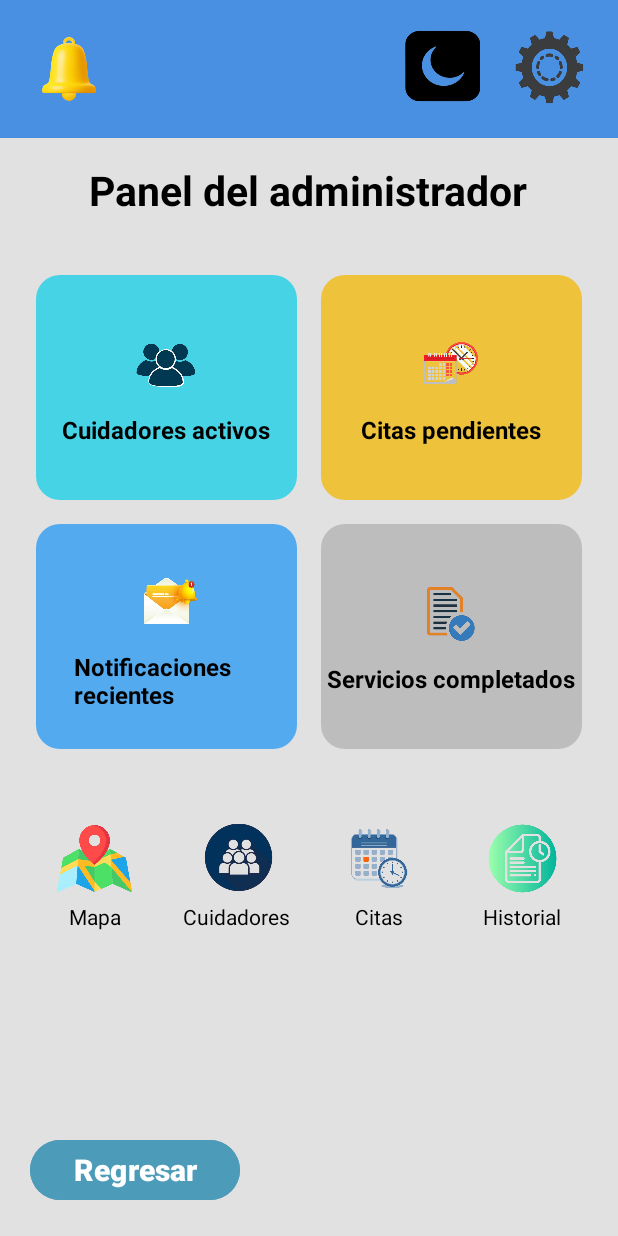
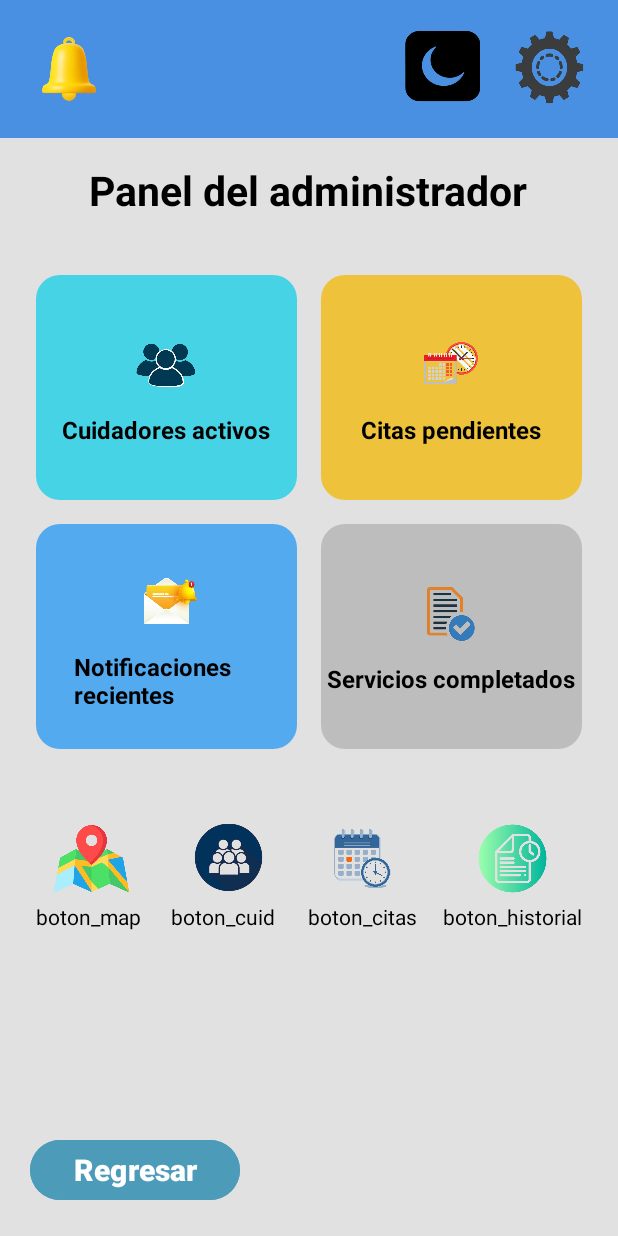
Before and after one commit to Aperlop2/APPGestor_CAPSA, an Android app: the layout gestion_administradores.xml on its own in the app's theme, with its tools: preview values and no code run, on a phone screen of 412 x 824 dp. Run offline under Robolectric (Android 15) with nearby library versions, the phone set to English and light mode, and no system bars.

Commit message:
Hice varios cambios asi como la implementacion de firebase en android studio

```diff
--- a/app/build.gradle.kts
+++ b/app/build.gradle.kts
@@ -5,12 +5,12 @@ plugins {
 
 android {
     namespace = "com.example.gestor_capsa"
-    compileSdk = 34
+    compileSdk = 35
 
     defaultConfig {
         applicationId = "com.example.gestor_capsa"
         minSdk = 33
-        targetSdk = 34
+        targetSdk = 35
         versionCode = 1
         versionName = "1.0"
 
--- a/app/src/main/AndroidManifest.xml
+++ b/app/src/main/AndroidManifest.xml
@@ -11,7 +11,7 @@
         android:roundIcon="@mipmap/ic_launcher_round"
         android:supportsRtl="true"
         android:theme="@style/Theme.Gestor_CAPSA"
-        tools:targetApi="31">
+        tools:targetApi="35">
         <activity
             android:name=".MainActivity"
             android:exported="true">
--- a/app/src/main/res/layout/gestion_administradores.xml
+++ b/app/src/main/res/layout/gestion_administradores.xml
@@ -83,8 +83,9 @@
             <ImageView
                 android:layout_width="48dp"
                 android:layout_height="48dp"
-                android:contentDescription="@string/cuidadores_activos1"
-                android:src="@drawable/ic_cuidadores_activos" />
+                android:contentDescription="cuidadores_activos_boton"
+                android:src="@drawable/ic_cuidadores_activos"
+                tools:ignore="HardcodedText" />
 
             <TextView
                 android:layout_width="wrap_content"
@@ -110,9 +111,9 @@
             <ImageView
                 android:layout_width="48dp"
                 android:layout_height="48dp"
-                android:contentDescription="@string/citas_pendientes1"
+                android:contentDescription="citas_pendientes_boton"
                 android:src="@drawable/ic_citas_pendientes"
-                tools:ignore="ImageContrastCheck" />
+                tools:ignore="HardcodedText,ImageContrastCheck" />
 
             <TextView
                 android:layout_width="wrap_content"
@@ -139,9 +140,9 @@
             <ImageView
                 android:layout_width="99dp"
                 android:layout_height="46dp"
-                android:contentDescription="@string/notificaciones_recientes1"
+                android:contentDescription="notificaciones_boton"
                 android:src="@drawable/ic_notificaciones_recientes"
-                tools:ignore="ImageContrastCheck" />
+                tools:ignore="HardcodedText,ImageContrastCheck" />
 
             <TextView
                 android:layout_width="123dp"
@@ -170,9 +171,9 @@
             <ImageView
                 android:layout_width="48dp"
                 android:layout_height="48dp"
-                android:contentDescription="@string/servicios_completados1"
+                android:contentDescription="servicios_completados_boton"
                 android:src="@drawable/ic_servicios_completados"
-                tools:ignore="ImageContrastCheck" />
+                tools:ignore="HardcodedText,ImageContrastCheck" />
 
             <TextView
                 android:layout_width="wrap_content"
@@ -220,9 +221,10 @@
                 android:layout_width="wrap_content"
                 android:layout_height="wrap_content"
                 android:layout_marginTop="4dp"
-                android:text="@string/mapa1"
+                android:text="boton_mapa"
                 android:textColor="#000000"
-                android:textSize="14sp" />
+                android:textSize="14sp"
+                tools:ignore="HardcodedText" />
         </LinearLayout>
 
         <LinearLayout
@@ -245,9 +247,10 @@
                 android:layout_width="wrap_content"
                 android:layout_height="wrap_content"
                 android:layout_marginTop="4dp"
-                android:text="@string/cuidadores1"
+                android:text="boton_cuidadores"
                 android:textColor="#000000"
-                android:textSize="14sp" />
+                android:textSize="14sp"
+                tools:ignore="HardcodedText" />
         </LinearLayout>
 
         <LinearLayout
@@ -270,15 +273,15 @@
                 android:layout_width="wrap_content"
                 android:layout_height="wrap_content"
                 android:layout_marginTop="4dp"
-                android:text="@string/citas1"
+                android:text="boton_citas"
                 android:textColor="#000000"
-                android:textSize="14sp" />
+                android:textSize="14sp"
+                tools:ignore="HardcodedText" />
         </LinearLayout>
 
         <LinearLayout
-            android:layout_width="0dp"
+            android:layout_width="wrap_content"
             android:layout_height="wrap_content"
-            android:layout_weight="1"
             android:gravity="center"
             android:orientation="vertical"
             android:padding="8dp"
@@ -296,9 +299,10 @@
                 android:layout_width="wrap_content"
                 android:layout_height="wrap_content"
                 android:layout_marginTop="4dp"
-                android:text="@string/historial1"
+                android:text="boton_historial"
                 android:textColor="#000000"
-                android:textSize="14sp" />
+                android:textSize="14sp"
+                tools:ignore="HardcodedText" />
         </LinearLayout>
 
     </LinearLayout>
--- a/app/src/main/res/values/strings.xml
+++ b/app/src/main/res/values/strings.xml
@@ -7,25 +7,25 @@
     <string name="notificaciones_recientes">Notificaciones recientes</string>
     <string name="servicios_completados">Servicios completados</string>
     <string name="mapa">Mapa</string>
-    <string name="mapa1">Mapa</string>
+    <string name="boton_mapa">Mapa (botón)</string>
     <string name="cuidadores">Cuidadores</string>
-    <string name="cuidadores1">Cuidadores</string>
+    <string name="boton_cuidadores">Cuidadores (botón)</string>
     <string name="citas">Citas</string>
-    <string name="citas1">Citas</string>
+    <string name="boton_citas">Citas (botón)</string>
     <string name="historial">Historial</string>
-    <string name="historial1">Historial</string>
+    <string name="boton_historial">Historial (botón)</string>
     <string name="panel_del_administrador">Panel del administrador</string>
-    <string name="notificaciones_recientes1">Notificaciones Recientes</string>
-    <string name="citas_pendientes1">Citas Pendientes</string>
-    <string name="servicios_completados1">Servicios Completados</string>
-    <string name="cuidadores_activos1">Cuidadores Activos</string>
-    <string name="cambiar_tema">cambiar tema</string>
+    <string name="notificaciones_boton">Notificaciones recientes (botón)</string>
+    <string name="citas_pendientes_boton">Citas pendientes (botón)</string>
+    <string name="servicios_completados_boton">Servicios completados (botón)</string>
+    <string name="cuidadores_activos_boton">Cuidadores activos (botón)</string>
+    <string name="cambiar_tema">Cambiar tema</string>
     <string name="regresar">Regresar</string>
     <string name="cuidadores_disponibles">Cuidadores disponibles</string>
     <string name="nombre">Nombre:</string>
     <string name="estado">Estado:</string>
     <string name="ubicacion">Ubicación:</string>
-    <string name="numero_de_cuidadores_activos">Numero de cuidadores activos:</string>
+    <string name="numero_de_cuidadores_activos">Número de cuidadores activos:</string>
     <string name="nombre_nombre_cuidador">Nombre: [Nombre Cuidador]</string>
     <string name="estado_estado">Estado: [Estado]</string>
     <string name="ubicacion_ubicacion">Ubicación: [Ubicación]</string>
@@ -40,5 +40,5 @@
     <string name="inicio">Inicio</string>
     <string name="calendario">Calendario</string>
     <string name="tareas">Tareas</string>
-
+    <string name="buscar_cuidador_activo">Buscar cuidador activo</string>
 </resources>
--- a/build.gradle.kts
+++ b/build.gradle.kts
@@ -2,4 +2,5 @@
 plugins {
     alias(libs.plugins.androidApplication) apply false
     alias(libs.plugins.jetbrainsKotlinAndroid) apply false
+    id("com.google.gms.google-services") version "4.4.2" apply false
 }
--- a/gradle.properties
+++ b/gradle.properties
@@ -7,7 +7,7 @@
 
 # Specifies the JVM arguments used for the daemon process.
 # The setting is particularly useful for tweaking memory settings.
-org.gradle.jvmargs=-Xmx4096m -Dfile.encoding=UTF-8
+org.gradle.jvmargs=-Xmx1024m -Dfile.encoding=UTF-8
 
 # Configures a specific port for the Gradle daemon to avoid conflicts.
 org.gradle.daemon.port=50052
@@ -16,6 +16,7 @@ org.gradle.daemon.port=50052
 # This option should only be used with decoupled projects. For more details, visit
 # https://developer.android.com/r/tools/gradle-multi-project-decoupled-projects
 # org.gradle.parallel=true
+android.suppressUnsupportedCompileSdk=35
 
 # Enable debug logging for more detailed output.
 org.gradle.logging.level=info
--- a/gradle/libs.versions.toml
+++ b/gradle/libs.versions.toml
@@ -1,5 +1,5 @@
 [versions]
-agp = "8.3.0"
+agp = "8.6.0"
 kotlin = "1.9.0"
 coreKtx = "1.15.0"
 junit = "4.13.2"
```
Also changed, not shown: app/src/main/res/layout/cuidadores_activos.xml (+8 -19 lines), app/src/main/res/values/styles.xml (+10 -12 lines), app/src/main/res/drawable/evidencia.jpeg (deleted), app/src/main/res/drawable/evidencia.jpg (added), gradle/wrapper/gradle-wrapper.properties, 1 other file.
